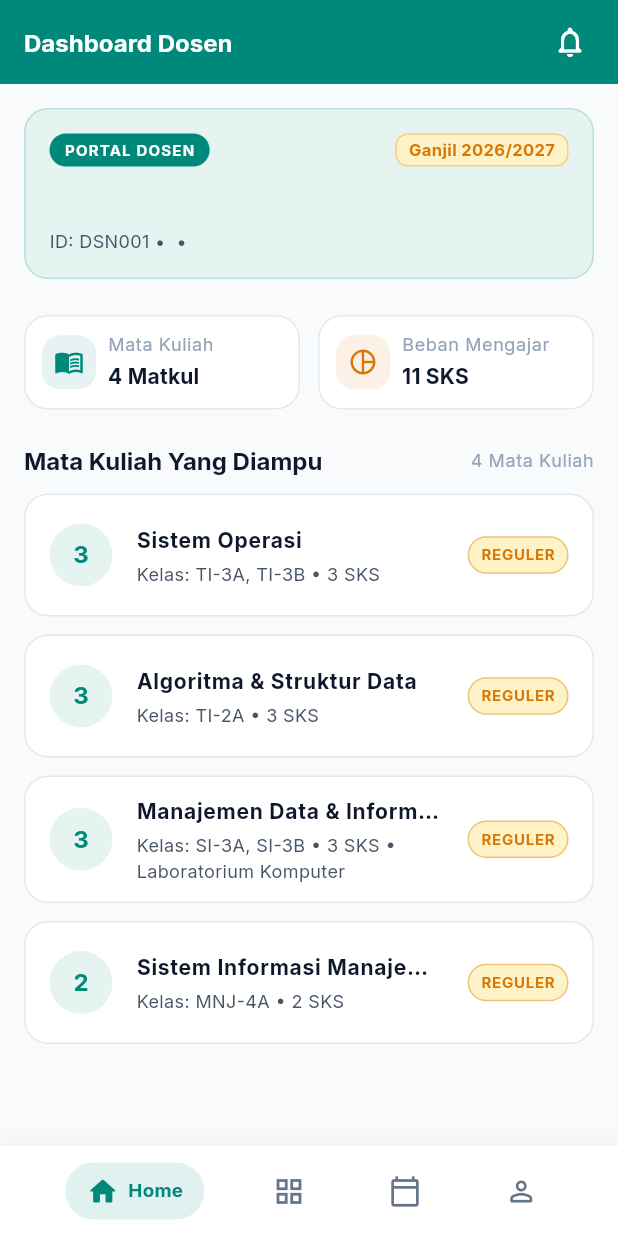
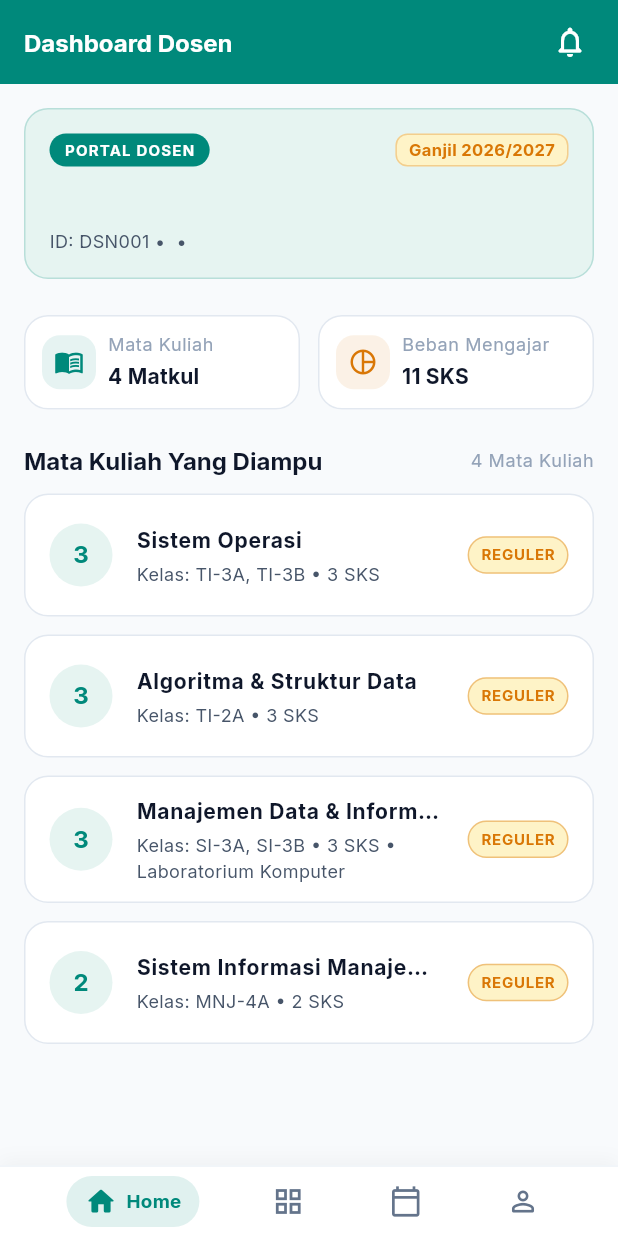
Before and after one commit to hmznqwm/SIPADUMOBILE, a Flutter app: the screen it shows after launch, after a tap on "Lanjutkan", after a tap on "Masuk", on a phone screen of 412 x 824 dp. Run offline on Flutter 3.47's test engine with Material 3 defaults, Android fonts, the phone set to English and light mode, and no system bars; our stand-ins replace google_fonts, google_sign_in, image_picker, pdf, printing, shared_preferences; missing offline and left inert: encrypt, mailer; accounts and stored records are empty.

Commit message:
fix: System navbar clipping fix and responsive bottom inset padding for Android

```diff
--- a/mobile/lib/main.dart
+++ b/mobile/lib/main.dart
@@ -26,10 +26,24 @@ import 'ui/features/onboarding/views/onboarding_screen.dart';
 import 'ui/features/schedule/view_models/schedule_view_model.dart';
 import 'ui/features/shell/main_shell_screen.dart';
 
+import 'package:flutter/services.dart';
+
 /// Fungsi utama untuk menjalankan aplikasi Flutter
 void main() {
   // Memastikan binding Flutter sudah siap sebelum menjalankan aplikasi
   WidgetsFlutterBinding.ensureInitialized();
+
+  // Mengatur transparansi dan warna sistem navigation bar Android agar tidak menutupi tombol navbar
+  SystemChrome.setSystemUIOverlayStyle(
+    const SystemUiOverlayStyle(
+      statusBarColor: Colors.transparent,
+      statusBarIconBrightness: Brightness.dark,
+      systemNavigationBarColor: Colors.white,
+      systemNavigationBarIconBrightness: Brightness.dark,
+      systemNavigationBarDividerColor: Colors.transparent,
+    ),
+  );
+
   runApp(const SmartScheduleApp());
 }
 
--- a/mobile/lib/ui/features/shell/main_shell_screen.dart
+++ b/mobile/lib/ui/features/shell/main_shell_screen.dart
@@ -69,8 +69,8 @@ class _MainShellScreenState extends State<MainShellScreen> {
         duration: const Duration(milliseconds: 220),
         curve: Curves.easeInOutCubic,
         padding: EdgeInsets.symmetric(
-          horizontal: isSelected ? 14 : 10,
-          vertical: 8,
+          horizontal: isSelected ? 12 : 8,
+          vertical: 6,
         ),
         decoration: BoxDecoration(
           color: isSelected ? AppColors.primary.withValues(alpha: 0.12) : Colors.transparent,
@@ -235,9 +235,9 @@ class _MainShellScreenState extends State<MainShellScreen> {
         ),
         child: SafeArea(
           top: false,
-          child: Container(
-            height: 60,
-            padding: const EdgeInsets.symmetric(horizontal: 8),
+          bottom: true,
+          child: Padding(
+            padding: const EdgeInsets.symmetric(horizontal: 4, vertical: 6),
             child: Row(
               mainAxisAlignment: MainAxisAlignment.spaceEvenly,
               crossAxisAlignment: CrossAxisAlignment.center,
```
